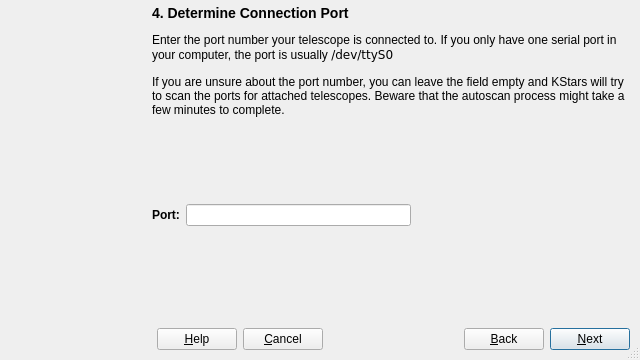
KDE/kstars, file kstars/indi/telescopewizard.ui: the form before one commit.
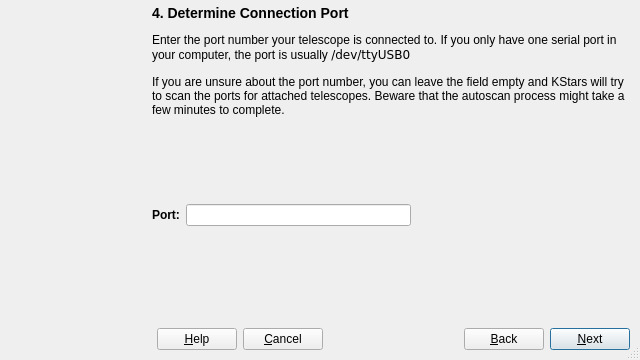
The form after the commit. The open tabs and pages were chosen to show the change.

Commit message: Use ttyUSB0 since it is most common

Diff of the .ui file:
```diff
--- a/kstars/indi/telescopewizard.ui
+++ b/kstars/indi/telescopewizard.ui
@@ -534,7 +534,7 @@
          <property name="text" >
           <string>&lt;h3>4. Determine Connection Port&lt;/h3>
 
-Enter the port number your telescope is connected to. If you only have one serial port in your computer, the port is usually &lt;tt>/dev/ttyS0&lt;/tt>
+Enter the port number your telescope is connected to. If you only have one serial port in your computer, the port is usually &lt;tt>/dev/ttyUSB0&lt;/tt>
 &lt;br>&lt;br>If you are unsure about the port number, you can leave the field empty and KStars will try to scan the ports for attached telescopes. Beware that the autoscan process might take a few minutes to complete. </string>
          </property>
          <property name="alignment" >
```
